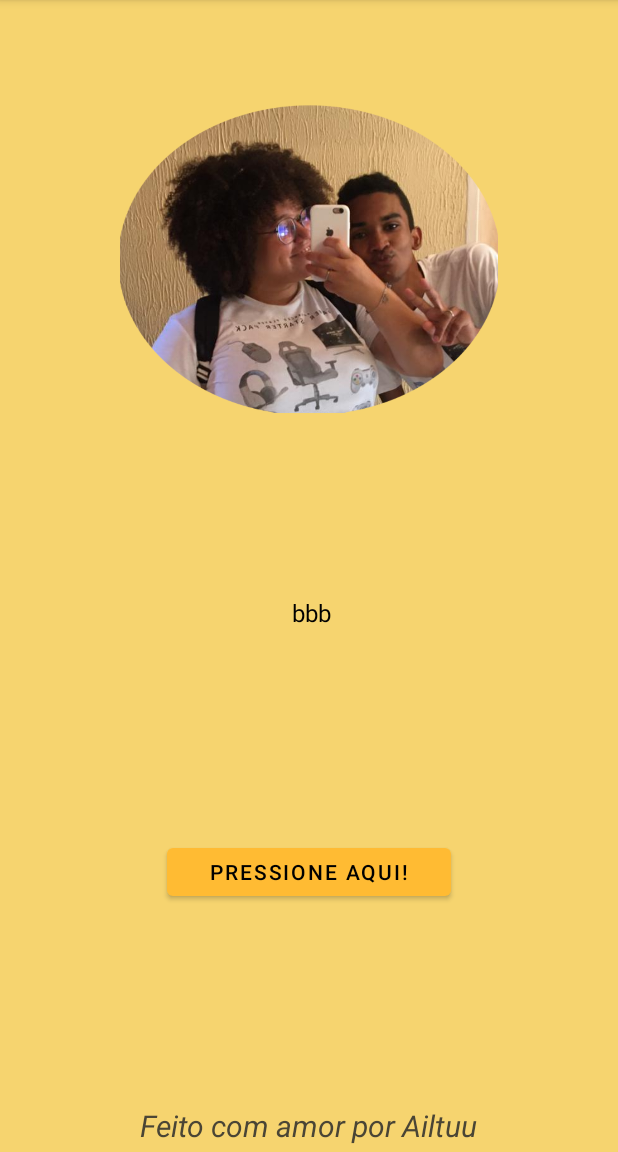
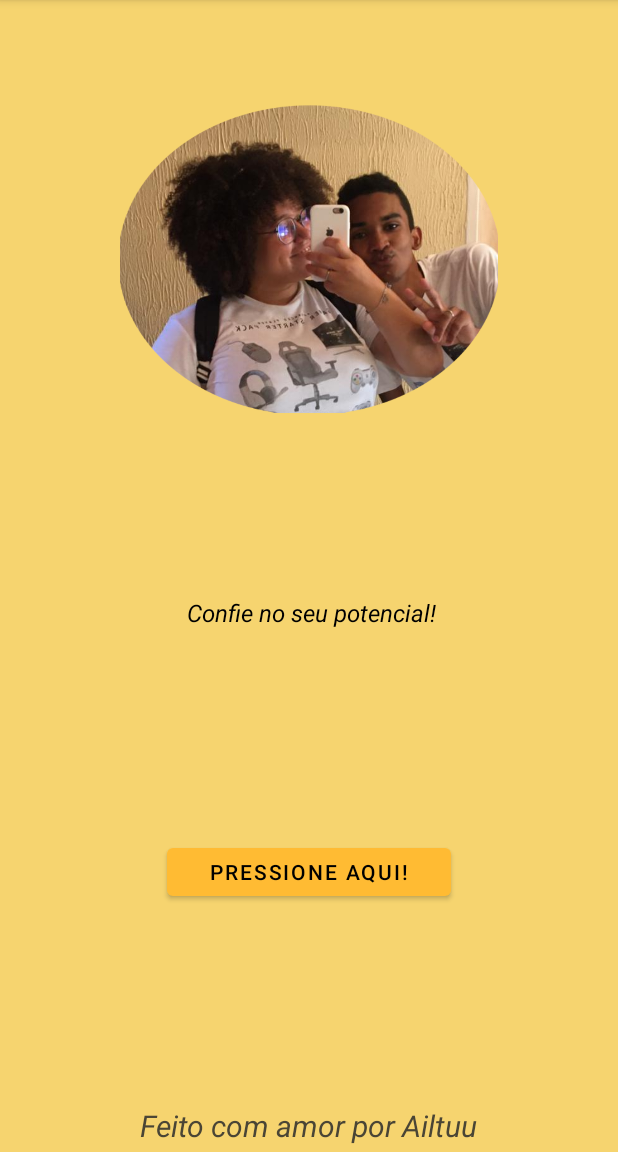
Before and after one commit to zeld4coffee/LovePhrases-forMadu, an Android app: the screen it shows after launch (MainActivity), after a tap on "PRESSIONE AQUI!", on a phone screen of 412 x 824 dp, the part 84-1236 px from its top. Run offline under Robolectric (Android 15) with nearby library versions, the phone set to English and light mode, and no system bars.

Commit message:
added more phrases and fixed array run

```diff
--- a/app/src/main/java/com/example/frasesparamadu/MainActivity.java
+++ b/app/src/main/java/com/example/frasesparamadu/MainActivity.java
@@ -18,17 +18,16 @@ public class MainActivity extends AppCompatActivity {
 
     public void gerarNovaFrase(View view) {
 
-        String[] frasesParaGerar = {
-                "frase1",
-                "aaaa",
-                "bbb",
-
+        String[] frasesParaGerar = { // phrases array
+                "Eu te amo muito, não se esqueça disso <3",
+                "Você é maravilhosa <3",
+                "Confie no seu potencial!",
+                "Minha Princesa <3",
+                "Não importa se o munda acha clichê, Um dia vamos casar!",
         };
 
-        int number = new Random().nextInt(4);
-
-        TextView text = findViewById(R.id.textoResult);
-        text.setText(frasesParaGerar[number]);
-
+        int number = new Random().nextInt(4); // create a random number
+        TextView text = findViewById(R.id.textoResult); // find de textView
+        text.setText(frasesParaGerar[number]); // set the text acording array
     }
 }
--- a/app/src/main/res/layout/activity_main.xml
+++ b/app/src/main/res/layout/activity_main.xml
@@ -59,6 +59,7 @@
         android:text="Uma frase para você aqui!"
         android:textColor="#000000"
         android:textSize="16sp"
+        android:textStyle="italic"
         app:layout_constraintBottom_toTopOf="@+id/button2"
         app:layout_constraintEnd_toEndOf="@+id/imageView4"
         app:layout_constraintStart_toStartOf="parent"
```
